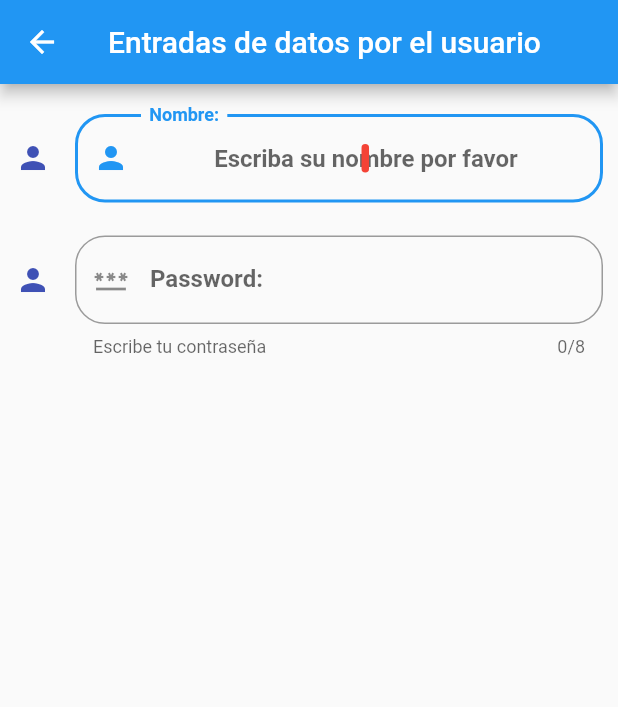
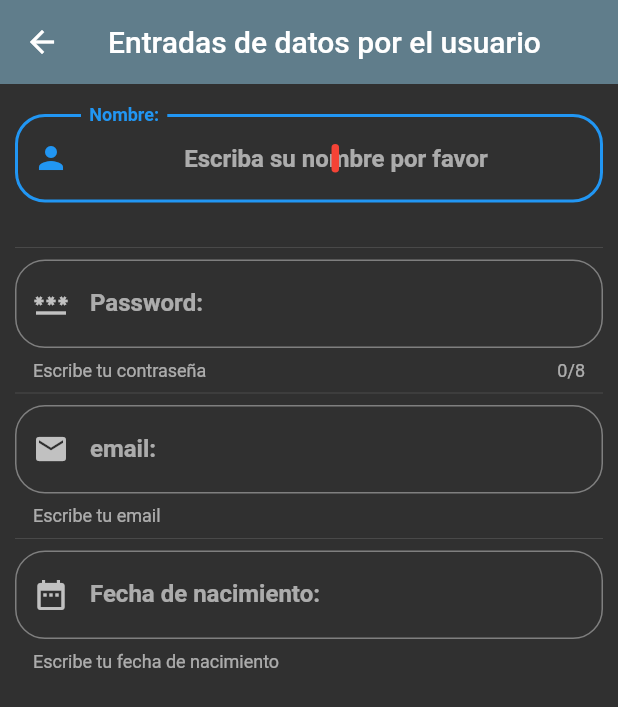
Before and after one commit to heric-hh/Componentes, a Flutter app: the screen it shows after launch, after a tap on "Entradas de texto", on a phone screen of 412 x 824 dp. Shown: the top 707 px of the screen. Run offline on Flutter 3.47's test engine with Material 2 defaults, Android fonts, the phone set to English and light mode, and no system bars.

Commit message:
Funcionalidades de fechas

```diff
--- a/lib/main.dart
+++ b/lib/main.dart
@@ -1,6 +1,5 @@
-import 'package:componentes/ui/screens/alerts_screen.dart';
-import 'package:componentes/ui/screens/home_page_temp.dart';
-import 'package:componentes/ui/screens/inputs_screen.dart';
+import 'package:componentes/ui/screens/screens.dart';
+import 'package:flutter_localizations/flutter_localizations.dart';
 import 'package:flutter/material.dart';
 
 void main() => runApp(const MyApp());
@@ -12,6 +11,13 @@ class MyApp extends StatelessWidget {
   Widget build(BuildContext context) {
     return MaterialApp(
       debugShowCheckedModeBanner: false,
+      localizationsDelegates: const [
+        GlobalMaterialLocalizations.delegate,
+        GlobalWidgetsLocalizations.delegate,
+      ],
+      supportedLocales: const [
+        Locale('es', 'MX'), // American English
+      ],
       initialRoute: '/',
       //home: HomePageTemp(),
       routes: <String, WidgetBuilder> {
@@ -25,6 +31,13 @@ class MyApp extends StatelessWidget {
           builder: (context) => const AlertsScreen()
         );
       },
+      theme: ThemeData.dark().copyWith(
+        primaryColor: Colors.indigo,
+        appBarTheme: const AppBarTheme(
+          color: Colors.blueGrey,
+          elevation: 0
+        ),
+      ),
     );
   }
 }
--- a/lib/ui/screens/home_page_temp.dart
+++ b/lib/ui/screens/home_page_temp.dart
@@ -19,15 +19,6 @@ class HomePageTemp extends StatelessWidget {
 }
 
 Widget _lista() {
-  /* print(menuProvider.opciones);
-     menuProvider.loadData().then((opciones) {
-     print('_lista: ');
-     print(opciones);
-  });
-  return ListView(
-    children: _listaItems(),
-  );*/
-
   return FutureBuilder(
     future: menuProvider.loadData(),
     builder: (BuildContext context, AsyncSnapshot<List<dynamic>> snapshot) {
--- a/lib/ui/screens/inputs_screen.dart
+++ b/lib/ui/screens/inputs_screen.dart
@@ -9,6 +9,14 @@ class InputsScreen extends StatefulWidget {
 
 class _InputsScreenState extends State<InputsScreen> {
   String _userName = '';
+  String _userPassword = '';
+  String _userEmail = '';
+  String _email = '';
+  String _fecha = '';
+  final TextEditingController _inputFieldDataController = TextEditingController();
+
+
+
   @override
   Widget build(BuildContext context) {
     return Scaffold(
@@ -19,7 +27,13 @@ class _InputsScreenState extends State<InputsScreen> {
         padding: EdgeInsets.symmetric(horizontal: 10, vertical: 20),
         children: [
           _crearEntradaNombre(),
+          const Divider(),
           _crearEntradaPassword(),
+          const Divider(),
+          _crearEntradaMail(),
+          const Divider(),
+          _crearEntradaFecha(context),
+
         ],
       ),
     );
@@ -48,7 +62,7 @@ class _InputsScreenState extends State<InputsScreen> {
       prefixIcon: const Icon(Icons.person),
       helperText: "",
       //prefix: const CircularProgressIndicator(),
-      icon: Icon(Icons.person),
+      //icon: Icon(Icons.person),
       iconColor: Colors.indigo
     ),
     onChanged: (valor) {
@@ -60,8 +74,7 @@ class _InputsScreenState extends State<InputsScreen> {
 
 Widget _crearEntradaPassword() {
   return TextField(
-    autofocus: true,
-    textCapitalization: TextCapitalization.words,
+    //textCapitalization: TextCapitalization.words,
     textAlign: TextAlign.center,
     style: const TextStyle(
       color: Colors.indigo,
@@ -81,15 +94,95 @@ Widget _crearEntradaPassword() {
       prefixIcon: const Icon(Icons.password),
       helperText: "Escribe tu contraseña",
       //prefix: const CircularProgressIndicator(),
-      icon: Icon(Icons.person),
+      //icon: Icon(Icons.person),
       iconColor: Colors.indigo
     ),
     obscureText: true,
     keyboardType: TextInputType.number,
     onChanged: (valor) {
-     _userName = valor;
-     print(_userName);
+     _userPassword = valor;
+     print(_userPassword);
     },
   );
 }
+
+Widget _crearEntradaMail() {
+  return TextField(
+    textAlign: TextAlign.center,
+    style: const TextStyle(
+      color: Colors.indigo,
+      fontWeight: FontWeight.bold,
+    ),
+    cursorColor: Colors.red,
+    cursorRadius: const Radius.circular(16),
+    // maxLines: null,
+    decoration: InputDecoration(
+      border: OutlineInputBorder(
+        borderRadius: BorderRadius.circular(20),
+      ),
+      hintText: "Escribe tu email",
+      labelText: "email: ",
+      prefixIcon: const Icon(Icons.mail),
+      helperText: "Escribe tu email",
+      //prefix: const CircularProgressIndicator(),
+      //icon: Icon(Icons.person),
+      iconColor: Colors.indigo
+    ),
+    // obscureText: true,
+    keyboardType: TextInputType.emailAddress,
+    onChanged: (valor) {
+     _userEmail = valor;
+     print(_userEmail);
+    },
+  );
 }
+
+Widget _crearEntradaFecha(BuildContext context) {
+  return TextField(
+    enableInteractiveSelection: false,
+    textAlign: TextAlign.center,
+    style: const TextStyle(
+      color: Colors.indigo,
+      fontWeight: FontWeight.bold,
+    ),
+    cursorColor: Colors.red,
+    cursorRadius: const Radius.circular(16),
+    // maxLines: null,
+    decoration: InputDecoration(
+      border: OutlineInputBorder(
+        borderRadius: BorderRadius.circular(20),
+      ),
+      hintText: "Escribe tu fecha de nacimiento",
+      labelText: "Fecha de nacimiento: ",
+      prefixIcon: const Icon(Icons.date_range),
+      helperText: "Escribe tu fecha de nacimiento",
+      //prefix: const CircularProgressIndicator(),
+      //icon: Icon(Icons.person),
+      iconColor: Colors.indigo
+    ),
+    // obscureText: true,
+    //keyboardType: TextInputType.datetime,
+    onTap: () {
+      Focus.of(context).requestFocus( FocusNode() );
+      _selectDate(context);
+    },
+  );
+}
+
+_selectDate(BuildContext context) async {
+  DateTime? picked = await showDatePicker(
+    context: context,
+    initialDate: DateTime.now(),
+    firstDate: DateTime(2018),
+    lastDate: DateTime(2025),
+  );
+
+  if (picked != null) {
+    setState(() {
+      _fecha = picked.toString();
+      _inputFieldDataController.text = _fecha;
+    });
+  }
+}
+
+}
--- /dev/null
+++ b/lib/ui/screens/screens.dart
@@ -0,0 +1,3 @@
+export 'package:componentes/ui/screens/alerts_screen.dart';
+export 'package:componentes/ui/screens/home_page_temp.dart';
+export 'package:componentes/ui/screens/inputs_screen.dart';
--- a/pubspec.yaml
+++ b/pubspec.yaml
@@ -47,6 +47,8 @@ dev_dependencies:
   # package. See that file for information about deactivating specific lint
   # rules and activating additional ones.
   flutter_lints: ^2.0.0
+  flutter_localizations:
+    sdk: flutter
 
 # For information on the generic Dart part of this file, see the
 # following page: https://dart.dev/tools/pub/pubspec
```
Also changed, not shown: pubspec.lock.
